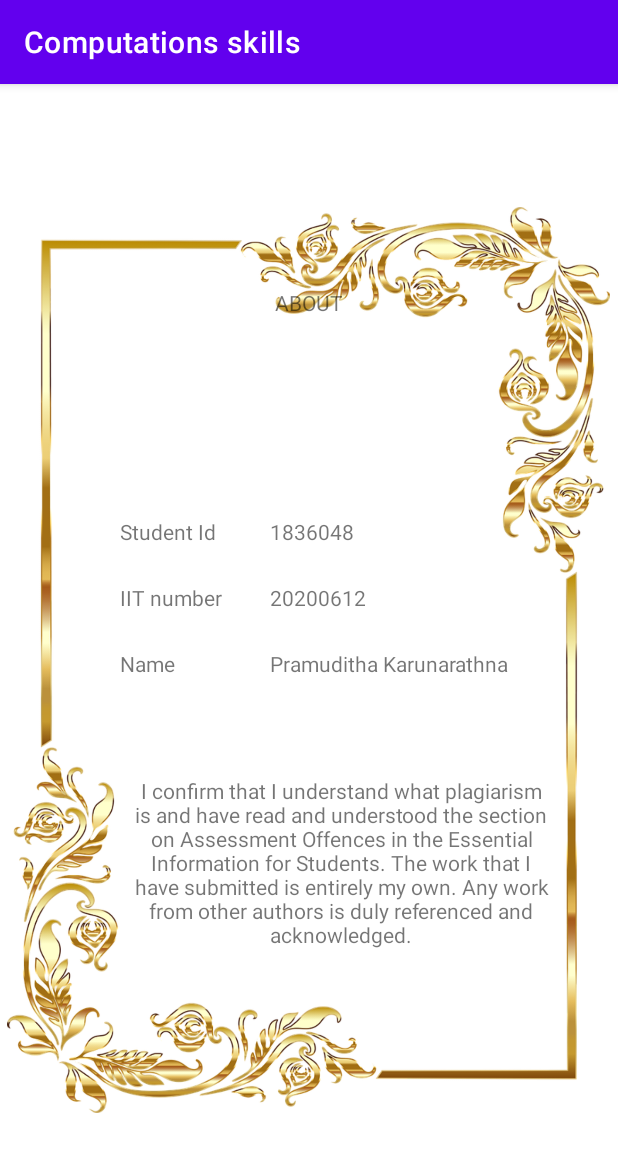
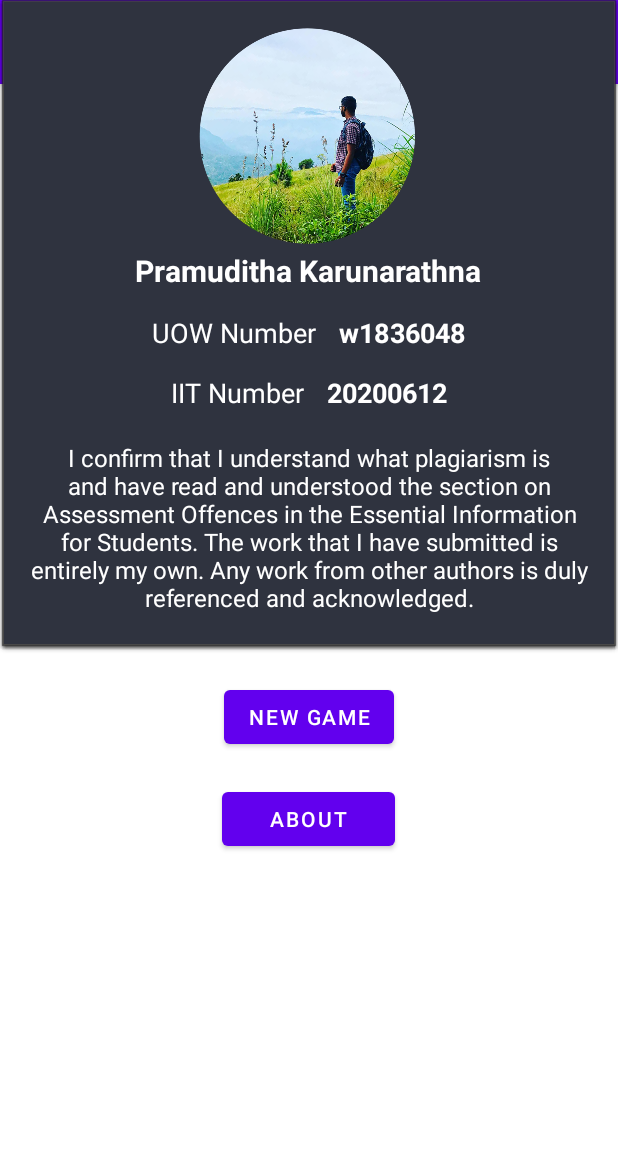
Before and after one commit to shemil076/arithmetic-game, an Android app: the screen it shows after launch (AboutActivity before the commit, MainActivity after it), after a tap on "ABOUT", on a phone screen of 412 x 824 dp. Shown: the top 1152 px of the screen. Run offline under Robolectric (Android 15) with nearby library versions, the phone set to English and light mode, and no system bars.

Commit message:
:children_crossing: done with about (popup window)

```diff
--- a/app/src/main/AndroidManifest.xml
+++ b/app/src/main/AndroidManifest.xml
@@ -12,9 +12,7 @@
         <activity
             android:name=".GameActivity"
             android:exported="false" />
-        <activity
-            android:name=".AboutActivity"
-            android:exported="false" />
+
         <activity
             android:name=".MainActivity"
             android:exported="true">
--- a/app/src/main/java/com/example/computationsskills/AboutActivity.kt
+++ /dev/null
@@ -1,23 +0,0 @@
-package com.example.computationsskills
-
-import android.annotation.SuppressLint
-import androidx.appcompat.app.AppCompatActivity
-import android.os.Bundle
-import android.widget.TextView
-
-class AboutActivity : AppCompatActivity() {
-    @SuppressLint("SetTextI18n")
-    override fun onCreate(savedInstanceState: Bundle?) {
-        super.onCreate(savedInstanceState)
-        setContentView(R.layout.activity_about)
-
-        var txtUowNumber = findViewById<TextView>(R.id.txtUowNumber)
-        var txtIITNumber = findViewById<TextView>(R.id.txtIITNumber)
-        var txtName = findViewById<TextView>(R.id.txtName)
-
-        txtUowNumber.text = "1836048"
-        txtIITNumber.text = "20200612"
-        txtName. text = "Pramuditha Karunarathna"
-
-    }
-}
--- a/app/src/main/java/com/example/computationsskills/MainActivity.kt
+++ b/app/src/main/java/com/example/computationsskills/MainActivity.kt
@@ -1,11 +1,17 @@
 package com.example.computationsskills
 
+import android.content.Context
 import android.content.Intent
 import androidx.appcompat.app.AppCompatActivity
 import android.os.Bundle
+import android.view.Gravity
+import android.view.LayoutInflater
 import android.widget.Button
+import android.widget.ImageView
+import android.widget.PopupWindow
 
 class MainActivity : AppCompatActivity() {
+
     override fun onCreate(savedInstanceState: Bundle?) {
         super.onCreate(savedInstanceState)
         setContentView(R.layout.activity_main)
@@ -18,10 +24,26 @@ class MainActivity : AppCompatActivity() {
             val gameActivityIntent = Intent(this,GameActivity::class.java)
             startActivity(gameActivityIntent)
         }
-        btnAbout.setOnClickListener {
-            val aboutActivityIntent = Intent(this, AboutActivity::class.java)
-            startActivity(aboutActivityIntent)
+//        btnAbout.setOnClickListener {
+//            val aboutActivityIntent = Intent(this, AboutActivity::class.java)
+//            startActivity(aboutActivityIntent)
+//        }
+
+        btnAbout.setOnClickListener{
+            val window = PopupWindow(this)
+            window.isFocusable
+            val view = layoutInflater.inflate(R.layout.aboutpopup,null)
+            window.contentView = view
+//            window.showAtLocation(this,)
+            window.showAtLocation(view, Gravity.CENTER,0,0)
+            view.setOnClickListener {
+                window.dismiss()
+            }
         }
+
+
+
+
 
     }
 }
--- /dev/null
+++ b/app/src/main/res/drawable/circlebackground.xml
@@ -0,0 +1,7 @@
+<?xml version="1.0" encoding="utf-8"?>
+<shape android:shape="oval" xmlns:android="http://schemas.android.com/apk/res/android">
+    <stroke
+        android:width="2dp"
+        android:color="@color/white"/>
+</shape>
+    <!--ref: https://www.youtube.com/watch?v=0DH2tZjJtm0-->
--- /dev/null
+++ b/app/src/main/res/layout/aboutpopup.xml
@@ -0,0 +1,115 @@
+<?xml version="1.0" encoding="utf-8"?>
+<androidx.constraintlayout.widget.ConstraintLayout xmlns:android="http://schemas.android.com/apk/res/android"
+    xmlns:tools="http://schemas.android.com/tools"
+    android:layout_width="350sp"
+    android:layout_height="450sp"
+    android:background="@color/blueDark"
+    android:layout_gravity="center">
+
+<!--    <TextView-->
+<!--        android:layout_width="30dp"-->
+<!--        android:layout_height="30dp"-->
+<!--        android:background="@drawable/circlebackground"-->
+<!--        android:gravity="center"-->
+<!--        android:text="@string/popupclose"-->
+<!--        android:textColor="@color/white"-->
+<!--        android:textStyle="bold"-->
+<!--        tools:ignore="MissingConstraints"-->
+<!--        tools:layout_editor_absoluteX="318dp"-->
+<!--        tools:layout_editor_absoluteY="-1dp" />-->
+    <LinearLayout
+        android:layout_width="match_parent"
+        android:layout_height="wrap_content"
+        android:orientation="vertical"
+        tools:ignore="MissingConstraints">
+
+        <ImageView
+            android:layout_width="150sp"
+            android:layout_height="150sp"
+            android:src="@drawable/dp"
+            android:layout_gravity="center"
+            android:layout_marginTop="15sp"
+            >
+        </ImageView>
+
+        <TextView
+            android:layout_width="wrap_content"
+            android:layout_height="wrap_content"
+            android:text="@string/lblName"
+            android:textColor="@color/white"
+            android:textStyle="bold"
+            android:textSize="20sp"
+            android:layout_gravity="center_horizontal">
+        </TextView>
+
+        <LinearLayout
+            android:layout_width="match_parent"
+            android:layout_height="wrap_content"
+            android:orientation="horizontal"
+            tools:ignore="MissingConstraints"
+            android:layout_marginTop="15sp"
+            android:gravity="center">
+            <TextView
+                android:layout_width="wrap_content"
+                android:layout_height="wrap_content"
+                android:text="@string/uow_number"
+                android:textColor="@color/white"
+                android:textSize="18sp"
+                android:layout_marginEnd="15sp"
+                >
+            </TextView>
+            <TextView
+                android:layout_width="wrap_content"
+                android:layout_height="wrap_content"
+                android:text="@string/uownumber"
+                android:textColor="@color/white"
+                android:textSize="18sp"
+                android:textStyle="bold"
+                >
+            </TextView>
+
+        </LinearLayout>
+
+        <LinearLayout
+            android:layout_width="match_parent"
+            android:layout_height="wrap_content"
+            android:orientation="horizontal"
+            tools:ignore="MissingConstraints"
+            android:layout_marginTop="15sp"
+            android:gravity="center">
+            <TextView
+                android:layout_width="wrap_content"
+                android:layout_height="wrap_content"
+                android:text="@string/iit_number"
+                android:textColor="@color/white"
+                android:textSize="18sp"
+                android:layout_marginEnd="15sp"
+                >
+            </TextView>
+            <TextView
+                android:layout_width="wrap_content"
+                android:layout_height="wrap_content"
+                android:text="@string/_20200612"
+                android:textColor="@color/white"
+                android:textSize="18sp"
+                android:textStyle="bold"
+                >
+            </TextView>
+
+        </LinearLayout>
+        <TextView
+            android:layout_width="wrap_content"
+            android:layout_height="wrap_content"
+            android:text="@string/message"
+            android:textColor="@color/white"
+            android:textSize="16sp"
+            android:layout_marginTop="20sp"
+            android:gravity="center"
+            android:layout_marginStart="15sp"
+            android:layout_marginEnd="15sp"
+            android:layout_marginBottom="20sp">
+
+        </TextView>
+    </LinearLayout>
+
+</androidx.constraintlayout.widget.ConstraintLayout>
--- a/app/src/main/res/layout/activity_about.xml
+++ /dev/null
@@ -1,103 +0,0 @@
-<?xml version="1.0" encoding="utf-8"?>
-<androidx.constraintlayout.widget.ConstraintLayout xmlns:android="http://schemas.android.com/apk/res/android"
-    xmlns:app="http://schemas.android.com/apk/res-auto"
-    xmlns:tools="http://schemas.android.com/tools"
-    android:layout_width="match_parent"
-    android:layout_height="match_parent"
-    tools:context=".AboutActivity">
-
-    <ImageView
-        android:id="@+id/imageView"
-        android:layout_width="402dp"
-        android:layout_height="717dp"
-        app:layout_constraintBottom_toBottomOf="parent"
-        app:layout_constraintEnd_toEndOf="parent"
-        app:layout_constraintHorizontal_bias="0.444"
-        app:layout_constraintStart_toStartOf="parent"
-        app:layout_constraintTop_toTopOf="parent"
-        app:srcCompat="@drawable/frame"
-        android:contentDescription="TODO" />
-
-    <TextView
-        android:id="@+id/uowNumber"
-        android:layout_width="wrap_content"
-        android:layout_height="wrap_content"
-        android:layout_marginStart="80dp"
-        android:layout_marginBottom="460dp"
-        android:text="@string/studentId"
-        app:layout_constraintBottom_toBottomOf="parent"
-        app:layout_constraintStart_toStartOf="parent" />
-
-    <TextView
-        android:id="@+id/iitNumber"
-        android:layout_width="wrap_content"
-        android:layout_height="wrap_content"
-        android:layout_marginStart="80dp"
-        android:layout_marginBottom="416dp"
-        android:text="@string/iitNumber"
-        app:layout_constraintBottom_toBottomOf="parent"
-        app:layout_constraintStart_toStartOf="parent" />
-
-    <TextView
-        android:id="@+id/name"
-        android:layout_width="wrap_content"
-        android:layout_height="wrap_content"
-        android:layout_marginStart="80dp"
-        android:layout_marginBottom="372dp"
-        android:text="@string/name"
-        app:layout_constraintBottom_toBottomOf="parent"
-        app:layout_constraintStart_toStartOf="parent" />
-
-    <TextView
-        android:id="@+id/lblabout"
-        android:layout_width="wrap_content"
-        android:layout_height="wrap_content"
-        android:layout_marginTop="136dp"
-        android:text="@string/lblAbout"
-        app:layout_constraintEnd_toEndOf="parent"
-        app:layout_constraintStart_toStartOf="parent"
-        app:layout_constraintTop_toTopOf="parent" />
-
-    <TextView
-        android:id="@+id/txtUowNumber"
-        android:layout_width="wrap_content"
-        android:layout_height="wrap_content"
-        android:layout_marginStart="180dp"
-        android:layout_marginBottom="460dp"
-        android:text="@string/txtUowNumber"
-        app:layout_constraintBottom_toBottomOf="parent"
-        app:layout_constraintStart_toStartOf="parent" />
-
-    <TextView
-        android:id="@+id/txtIITNumber"
-        android:layout_width="wrap_content"
-        android:layout_height="wrap_content"
-        android:layout_marginStart="180dp"
-        android:layout_marginBottom="416dp"
-        android:text="@string/txtIItNumber"
-        app:layout_constraintBottom_toBottomOf="parent"
-        app:layout_constraintStart_toStartOf="parent" />
-
-    <TextView
-        android:id="@+id/txtName"
-        android:layout_width="wrap_content"
-        android:layout_height="wrap_content"
-        android:layout_marginStart="180dp"
-        android:layout_marginBottom="372dp"
-        android:text="@string/txtName"
-        app:layout_constraintBottom_toBottomOf="parent"
-        app:layout_constraintStart_toStartOf="parent" />
-
-    <TextView
-        android:id="@+id/message"
-        android:layout_width="294dp"
-        android:layout_height="202dp"
-        android:layout_marginBottom="148dp"
-        android:gravity="center"
-        android:text="@string/txtMessage"
-        app:layout_constraintBottom_toBottomOf="parent"
-        app:layout_constraintEnd_toEndOf="parent"
-        app:layout_constraintHorizontal_bias="0.683"
-        app:layout_constraintStart_toStartOf="parent" />
-
-</androidx.constraintlayout.widget.ConstraintLayout>
--- a/app/src/main/res/layout/activity_main.xml
+++ b/app/src/main/res/layout/activity_main.xml
@@ -36,4 +36,6 @@
             android:text="@string/BtnAbout"
             android:translationY="20sp" />
     </LinearLayout>
+
+
 </androidx.constraintlayout.widget.ConstraintLayout>
--- a/app/src/main/res/values/colors.xml
+++ b/app/src/main/res/values/colors.xml
@@ -7,4 +7,7 @@
     <color name="teal_700">#FF018786</color>
     <color name="black">#FF000000</color>
     <color name="white">#FFFFFFFF</color>
+    <color name="blueDark">#2F333F</color>
+    <color name="blueLight">#49ACD5</color>
+    <color name="green">#45BC62</color>
 </resources>
--- a/app/src/main/res/values/strings.xml
+++ b/app/src/main/res/values/strings.xml
@@ -1,3 +1,4 @@
+<?xml version="1.0" encoding="utf-8"?>
 <resources>
     <string name="app_name">Computations skills</string>
     <string name="btnNewGame">New Game</string>
@@ -9,10 +10,17 @@
     <string name="txtUowNumber">--</string>
     <string name="txtIItNumber">--</string>
     <string name="txtName">--</string>
-    <string name="txtMessage">I confirm that I understand what plagiarism is and have read and understood the section on Assessment Offences in the Essential Information for Students. The work that I have submitted is entirely my own. Any work from other authors is duly referenced and acknowledged. </string>
+    <string name="message">I confirm that I understand what plagiarism is and have read and understood the section on Assessment Offences in the Essential Information for Students. The work that I have submitted is entirely my own. Any work from other authors is duly referenced and acknowledged.
+</string>
     <string name="btnGreater">Greater</string>
     <string name="btnEqual">==</string>
     <string name="btnLess">less</string>
     <string name="txtExpression2">--</string>
     <string name="txtExpression1">--</string>
+    <string name="popupclose">X</string>
+    <string name="lblName">Pramuditha Karunarathna</string>
+    <string name="uow_number">UOW Number</string>
+    <string name="uownumber">w1836048</string>
+    <string name="iit_number">IIT Number</string>
+    <string name="_20200612">20200612</string>
 </resources>
```
Also changed, not shown: app/src/main/res/drawable/dp.png (added).
